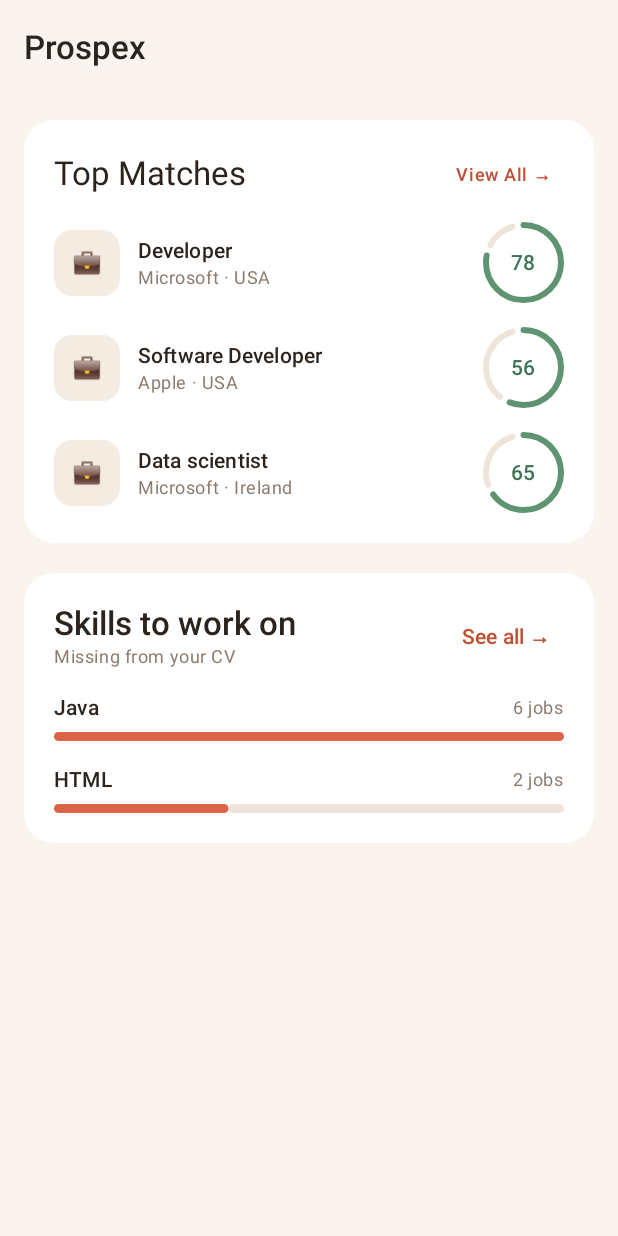
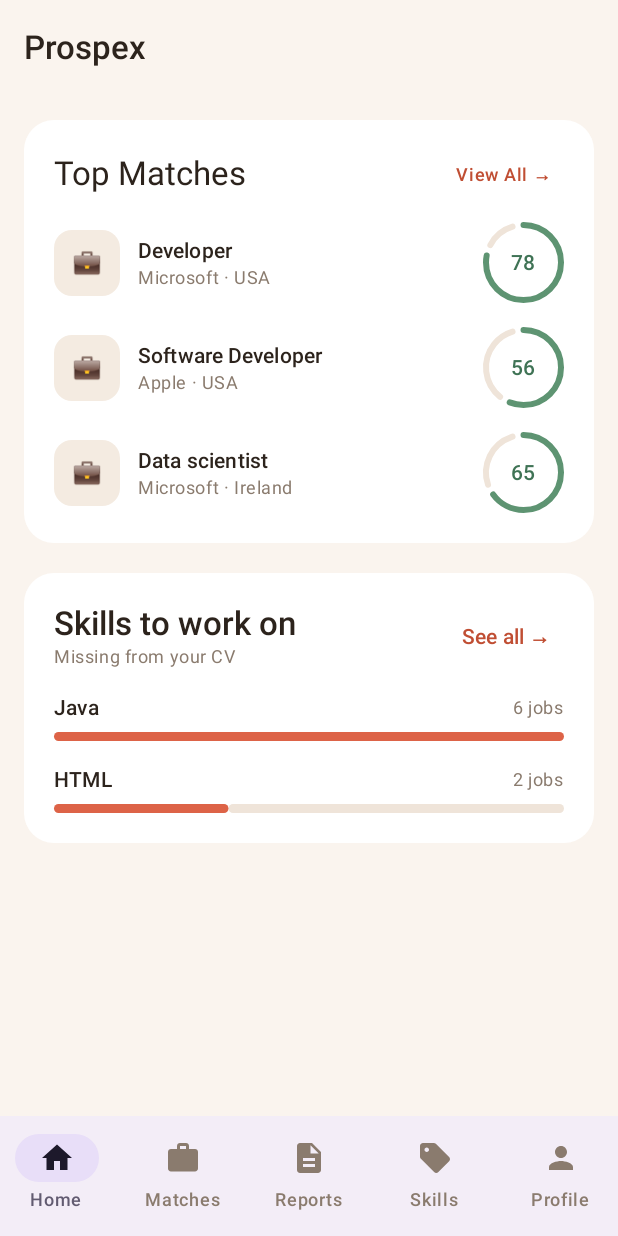
Before and after one commit to CHen12313/Job_Finder_App, an Android app built with Jetpack Compose: the screen it shows after launch (MainActivity), on a phone screen of 412 x 824 dp. Run offline under Robolectric (Android 15) with nearby library versions, the phone set to English and light mode, and no system bars.

Commit message:
Added navigation
Added navigation bar, multiple screens for the app and tested on a actual phone. All looks ok, will move on to replace the placeholders

```diff
--- a/app/build.gradle.kts
+++ b/app/build.gradle.kts
@@ -52,4 +52,6 @@ dependencies {
     androidTestImplementation(libs.androidx.junit)
     debugImplementation(libs.androidx.compose.ui.test.manifest)
     debugImplementation(libs.androidx.compose.ui.tooling)
+    implementation(libs.androidx.navigation.compose)
+    implementation(libs.androidx.compose.material.icons.extended)
 }
--- a/app/src/main/java/com/example/job_finder_app/MainActivity.kt
+++ b/app/src/main/java/com/example/job_finder_app/MainActivity.kt
@@ -12,6 +12,7 @@ import androidx.compose.runtime.Composable
 import androidx.compose.ui.Modifier
 import androidx.compose.ui.tooling.preview.Preview
 import com.example.job_finder_app.ui.home.HomeScreen
+import com.example.job_finder_app.ui.navigation.AppNavigation
 import com.example.job_finder_app.ui.theme.Job_Finder_AppTheme
 
 class MainActivity : ComponentActivity() {
@@ -20,7 +21,7 @@ class MainActivity : ComponentActivity() {
         enableEdgeToEdge()
         setContent {
             Job_Finder_AppTheme {
-                    HomeScreen()
+                AppNavigation()
             }
         }
     }
--- /dev/null
+++ b/app/src/main/java/com/example/job_finder_app/ui/navigation/AppNavigation.kt
@@ -0,0 +1,64 @@
+package com.example.job_finder_app.ui.navigation
+
+import androidx.compose.foundation.layout.padding
+import androidx.compose.material3.Icon
+import androidx.compose.material3.NavigationBar
+import androidx.compose.material3.NavigationBarItem
+import androidx.compose.material3.Scaffold
+import androidx.compose.material3.Text
+import androidx.compose.runtime.Composable
+import androidx.compose.ui.Modifier
+import androidx.navigation.NavGraph.Companion.findStartDestination
+import androidx.navigation.compose.NavHost
+import androidx.navigation.compose.composable
+import androidx.navigation.compose.currentBackStackEntryAsState
+import androidx.navigation.compose.rememberNavController
+import com.example.job_finder_app.ui.home.HomeScreen
+import com.example.job_finder_app.ui.matches.MatchesScreen
+import com.example.job_finder_app.ui.profile.ProfileScreen
+import com.example.job_finder_app.ui.reports.ReportsScreen
+import com.example.job_finder_app.ui.skills.SkillsScreen
+
+@Composable
+fun AppNavigation() {
+    val navController = rememberNavController()
+    // currentBackStackEntryAsState() returns whatever screen is showing and updates UI when it changes
+    // ? is a safe call, returns null instead of crashing
+    val currentRoute = navController.currentBackStackEntryAsState().value?.destination?.route
+
+        Scaffold(
+            bottomBar = {
+                NavigationBar {
+                    for (tab in BottomTab.entries) {
+                        NavigationBarItem(
+                            selected = currentRoute == tab.route,
+                            onClick = {
+                                navController.navigate(tab.route) {
+                                    popUpTo(navController.graph.findStartDestination().id) { //clears screens back to home
+                                        saveState = true    // Remember each tab's scroll position when you switch away
+                                    }
+                                    launchSingleTop = true  // stops a 2nd copy of the same screen if tapped twice
+                                    restoreState = true // Remember each tab's scroll position when you switch away
+                                }
+                            },
+                            icon = { Icon(tab.icon, contentDescription = tab.label)},
+                            label = {Text(tab.label)}
+                        )
+                    }
+                }
+            }
+        ) { innerPadding ->
+            NavHost(
+                navController = navController,
+                startDestination = BottomTab.Home.route,
+                modifier = Modifier.padding(innerPadding)
+            ) {
+                composable(BottomTab.Home.route) { HomeScreen() }
+                composable(BottomTab.Matches.route) { MatchesScreen() }
+                composable(BottomTab.Reports.route) {ReportsScreen()}
+                composable(BottomTab.Skills.route) {SkillsScreen()}
+                composable(BottomTab.Profile.route) {ProfileScreen()}
+
+            }
+        }
+}
--- /dev/null
+++ b/app/src/main/java/com/example/job_finder_app/ui/navigation/BottomTab.kt
@@ -0,0 +1,17 @@
+package com.example.job_finder_app.ui.navigation
+
+import androidx.compose.material.icons.Icons
+import androidx.compose.material.icons.filled.Description
+import androidx.compose.material.icons.filled.Home
+import androidx.compose.material.icons.filled.Person
+import androidx.compose.material.icons.filled.Sell
+import androidx.compose.material.icons.filled.Work
+import androidx.compose.ui.graphics.vector.ImageVector
+
+enum class BottomTab(val route: String, val label: String, val icon: ImageVector) {
+    Home("home", "Home", Icons.Default.Home),
+    Matches("matches", "Matches", Icons.Default.Work),
+    Reports("reports", "Reports", Icons.Default.Description),
+    Skills("skills", "Skills", Icons.Default.Sell),
+    Profile("profile", "Profile", Icons.Default.Person)
+}
--- a/gradle/libs.versions.toml
+++ b/gradle/libs.versions.toml
@@ -8,6 +8,7 @@ lifecycleRuntimeKtx = "2.6.1"
 activityCompose = "1.8.0"
 kotlin = "2.2.10"
 composeBom = "2026.02.01"
+navigationCompose = "2.9.8"
 
 [libraries]
 androidx-core-ktx = { group = "androidx.core", name = "core-ktx", version.ref = "coreKtx" }
@@ -24,6 +25,8 @@ androidx-compose-ui-tooling-preview = { group = "androidx.compose.ui", name = "u
 androidx-compose-ui-test-manifest = { group = "androidx.compose.ui", name = "ui-test-manifest" }
 androidx-compose-ui-test-junit4 = { group = "androidx.compose.ui", name = "ui-test-junit4" }
 androidx-compose-material3 = { group = "androidx.compose.material3", name = "material3" }
+androidx-navigation-compose = {group = "androidx.navigation", name = "navigation-compose", version.ref = "navigationCompose"}
+androidx-compose-material-icons-extended = { group = "androidx.compose.material", name = "material-icons-extended"}
 
 [plugins]
 android-application = { id = "com.android.application", version.ref = "agp" }
```
Also changed, not shown: app/src/main/java/com/example/job_finder_app/ui/matches/MatchesScreeen.kt (added, +9 -0 lines), app/src/main/java/com/example/job_finder_app/ui/profile/ProfileScreen.kt (added, +9 -0 lines), app/src/main/java/com/example/job_finder_app/ui/reports/ReportsScreen.kt (added, +9 -0 lines), app/src/main/java/com/example/job_finder_app/ui/skills/SkillsScreen.kt (added, +9 -0 lines).
